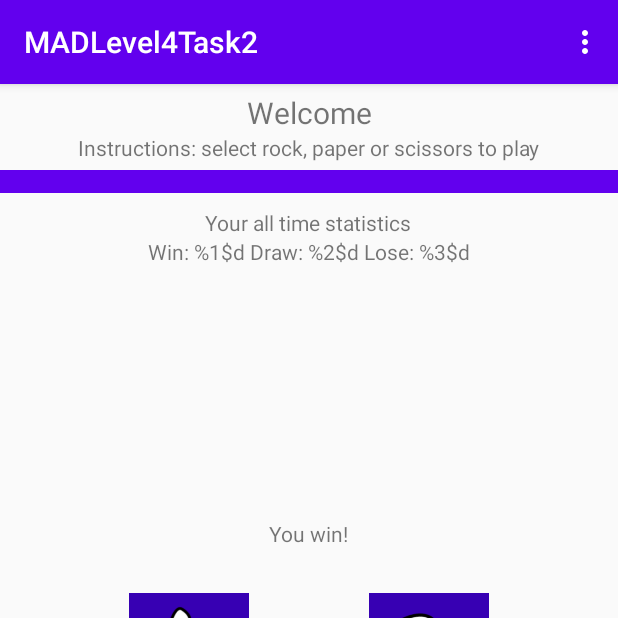
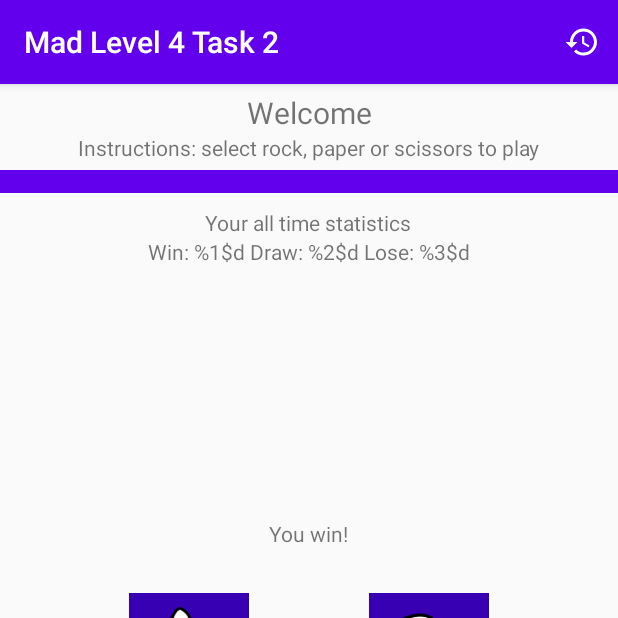
Before and after one commit to ArieBisfki/level4-task2, an Android app: the screen it shows after launch (MainActivity), on a phone screen of 412 x 824 dp, the top half of it. Run offline under Robolectric (Android 15) with nearby library versions, the phone set to English and light mode, and no system bars; 2 statements that could not run were skipped.

Commit message:
toolbar complete

```diff
--- a/app/src/main/java/com/example/madlevel4task2/FirstFragment.kt
+++ /dev/null
@@ -1,27 +0,0 @@
-package com.example.madlevel4task2
-
-import android.os.Bundle
-import androidx.fragment.app.Fragment
-import android.view.LayoutInflater
-import android.view.View
-import android.view.ViewGroup
-import android.widget.Button
-import androidx.navigation.fragment.findNavController
-
-/**
- * A simple [Fragment] subclass as the default destination in the navigation.
- */
-class FirstFragment : Fragment() {
-
-    override fun onCreateView(
-            inflater: LayoutInflater, container: ViewGroup?,
-            savedInstanceState: Bundle?
-    ): View? {
-        // Inflate the layout for this fragment
-        return inflater.inflate(R.layout.fragment_game, container, false)
-    }
-
-    override fun onViewCreated(view: View, savedInstanceState: Bundle?) {
-        super.onViewCreated(view, savedInstanceState)
-    }
-}
--- /dev/null
+++ b/app/src/main/java/com/example/madlevel4task2/GameFragment.kt
@@ -0,0 +1,50 @@
+package com.example.madlevel4task2
+
+import android.os.Bundle
+import android.view.*
+import androidx.appcompat.app.AppCompatActivity
+import androidx.appcompat.widget.Toolbar
+import androidx.fragment.app.Fragment
+import androidx.navigation.fragment.findNavController
+import com.example.madlevel4task2.databinding.FragmentGameBinding
+
+/**
+ * A simple [Fragment] subclass as the default destination in the navigation.
+ */
+class GameFragment : Fragment() {
+
+    private var _binding: FragmentGameBinding? = null
+    private val binding get() = _binding!!
+
+    init {
+        setHasOptionsMenu(true)
+    }
+
+    override fun onCreateView(
+            inflater: LayoutInflater,
+            container: ViewGroup?,
+            savedInstanceState: Bundle?
+    ): View? {
+        val activity = requireActivity() as AppCompatActivity
+        activity.findViewById<Toolbar>(R.id.toolbar).title = getString(R.string.fragment_game_toolbar_title)
+        activity.supportActionBar!!.setDisplayHomeAsUpEnabled(false)
+
+        _binding = FragmentGameBinding.inflate(inflater, container, false)
+        return binding.root
+    }
+
+    override fun onCreateOptionsMenu(menu: Menu, inflater: MenuInflater) {
+        inflater.inflate(R.menu.menu_game, menu)
+    }
+
+    override fun onOptionsItemSelected(item: MenuItem): Boolean {
+        findNavController().navigate(R.id.action_gameFragment_to_historyFragment)
+        return true
+    }
+
+    override fun onDestroyView() {
+        super.onDestroyView()
+        _binding = null
+    }
+
+}
--- a/app/src/main/java/com/example/madlevel4task2/MainActivity.kt
+++ b/app/src/main/java/com/example/madlevel4task2/MainActivity.kt
@@ -1,8 +1,6 @@
 package com.example.madlevel4task2
 
 import android.os.Bundle
-import com.google.android.material.floatingactionbutton.FloatingActionButton
-import com.google.android.material.snackbar.Snackbar
 import androidx.appcompat.app.AppCompatActivity
 import android.view.Menu
 import android.view.MenuItem
@@ -14,20 +12,4 @@ class MainActivity : AppCompatActivity() {
         setContentView(R.layout.activity_main)
         setSupportActionBar(findViewById(R.id.toolbar))
     }
-
-    override fun onCreateOptionsMenu(menu: Menu): Boolean {
-        // Inflate the menu; this adds items to the action bar if it is present.
-        menuInflater.inflate(R.menu.menu_main, menu)
-        return true
-    }
-
-    override fun onOptionsItemSelected(item: MenuItem): Boolean {
-        // Handle action bar item clicks here. The action bar will
-        // automatically handle clicks on the Home/Up button, so long
-        // as you specify a parent activity in AndroidManifest.xml.
-        return when (item.itemId) {
-            R.id.action_settings -> true
-            else -> super.onOptionsItemSelected(item)
-        }
-    }
 }
--- a/app/src/main/res/layout/activity_main.xml
+++ b/app/src/main/res/layout/activity_main.xml
@@ -13,6 +13,7 @@
 
         <androidx.appcompat.widget.Toolbar
             android:id="@+id/toolbar"
+            app:title="@string/fragment_game_toolbar_title"
             android:layout_width="match_parent"
             android:layout_height="?attr/actionBarSize"
             android:background="?attr/colorPrimary"
--- a/app/src/main/res/layout/fragment_game.xml
+++ b/app/src/main/res/layout/fragment_game.xml
@@ -1,11 +1,12 @@
 <?xml version="1.0" encoding="utf-8"?>
-<androidx.constraintlayout.widget.ConstraintLayout xmlns:android="http://schemas.android.com/apk/res/android"
+<androidx.constraintlayout.widget.ConstraintLayout
+    xmlns:android="http://schemas.android.com/apk/res/android"
     xmlns:app="http://schemas.android.com/apk/res-auto"
     xmlns:tools="http://schemas.android.com/tools"
     android:layout_width="match_parent"
     android:layout_height="match_parent"
     android:paddingBottom="10dp"
-    tools:context=".FirstFragment">
+    tools:context=".GameFragment">
 
     <TextView
         android:id="@+id/tv_header"
--- a/app/src/main/res/layout/fragment_history.xml
+++ b/app/src/main/res/layout/fragment_history.xml
@@ -1,10 +1,11 @@
 <?xml version="1.0" encoding="utf-8"?>
-<androidx.constraintlayout.widget.ConstraintLayout xmlns:android="http://schemas.android.com/apk/res/android"
+<androidx.constraintlayout.widget.ConstraintLayout
+    xmlns:android="http://schemas.android.com/apk/res/android"
     xmlns:app="http://schemas.android.com/apk/res-auto"
     xmlns:tools="http://schemas.android.com/tools"
     android:layout_width="match_parent"
     android:layout_height="match_parent"
-    tools:context=".SecondFragment">
+    tools:context=".HistoryFragment">
 
     <TextView
         android:id="@+id/textview_second"
--- /dev/null
+++ b/app/src/main/res/menu/menu_game.xml
@@ -0,0 +1,11 @@
+<menu xmlns:android="http://schemas.android.com/apk/res/android"
+    xmlns:app="http://schemas.android.com/apk/res-auto"
+    xmlns:tools="http://schemas.android.com/tools"
+    tools:context="com.example.madlevel4task2.MainActivity">
+    <item
+        android:id="@+id/action_history"
+        android:orderInCategory="100"
+        android:title="@string/action_settings"
+        android:icon="@drawable/ic_history_white_24dp"
+        app:showAsAction="ifRoom" />
+</menu>
--- a/app/src/main/res/navigation/nav_graph.xml
+++ b/app/src/main/res/navigation/nav_graph.xml
@@ -3,26 +3,23 @@
     xmlns:app="http://schemas.android.com/apk/res-auto"
     xmlns:tools="http://schemas.android.com/tools"
     android:id="@+id/nav_graph"
-    app:startDestination="@id/FirstFragment">
-
+    app:startDestination="@id/gameFragment">
     <fragment
-        android:id="@+id/FirstFragment"
-        android:name="com.example.madlevel4task2.FirstFragment"
-        android:label="@string/first_fragment_label"
-        tools:layout="@layout/fragment_game">
-
+        android:id="@+id/gameFragment"
+        android:name="com.example.madlevel4task2.GameFragment"
+        android:label="fragment_game"
+        tools:layout="@layout/fragment_game" >
         <action
-            android:id="@+id/action_FirstFragment_to_SecondFragment"
-            app:destination="@id/SecondFragment" />
+            android:id="@+id/action_gameFragment_to_historyFragment"
+            app:destination="@id/historyFragment" />
     </fragment>
     <fragment
-        android:id="@+id/SecondFragment"
-        android:name="com.example.madlevel4task2.SecondFragment"
-        android:label="@string/second_fragment_label"
-        tools:layout="@layout/fragment_history">
-
+        android:id="@+id/historyFragment"
+        android:name="com.example.madlevel4task2.HistoryFragment"
+        android:label="fragment_history"
+        tools:layout="@layout/fragment_history" >
         <action
-            android:id="@+id/action_SecondFragment_to_FirstFragment"
-            app:destination="@id/FirstFragment" />
+            android:id="@+id/action_historyFragment_to_gameFragment"
+            app:destination="@id/gameFragment" />
     </fragment>
 </navigation>
--- a/app/src/main/res/values/strings.xml
+++ b/app/src/main/res/values/strings.xml
@@ -1,7 +1,6 @@
 <resources>
-    <string name="app_name">MADLevel4Task2</string>
+    <string name="app_name">Mad Level 4 Task 2</string>
     <string name="action_settings">Settings</string>
-    <!-- Strings used for fragments for navigation -->
     <string name="first_fragment_label">First Fragment</string>
     <string name="second_fragment_label">Second Fragment</string>
     <string name="next">Next</string>
@@ -16,4 +15,6 @@
     <string name="fragment_game_versus">V.S.</string>
     <string name="fragment_game_computer">Computer</string>
     <string name="fragment_game_player">You</string>
+    <string name="fragment_game_toolbar_title">Mad Level 4 Task 2</string>
+    <string name="fragment_history_toolbar_title">Your Game History</string>
 </resources>
```
Also changed, not shown: app/src/main/java/com/example/madlevel4task2/HistoryFragment.kt (added, +49 -0 lines), app/src/main/java/com/example/madlevel4task2/SecondFragment.kt (deleted, +0 -31 lines).
